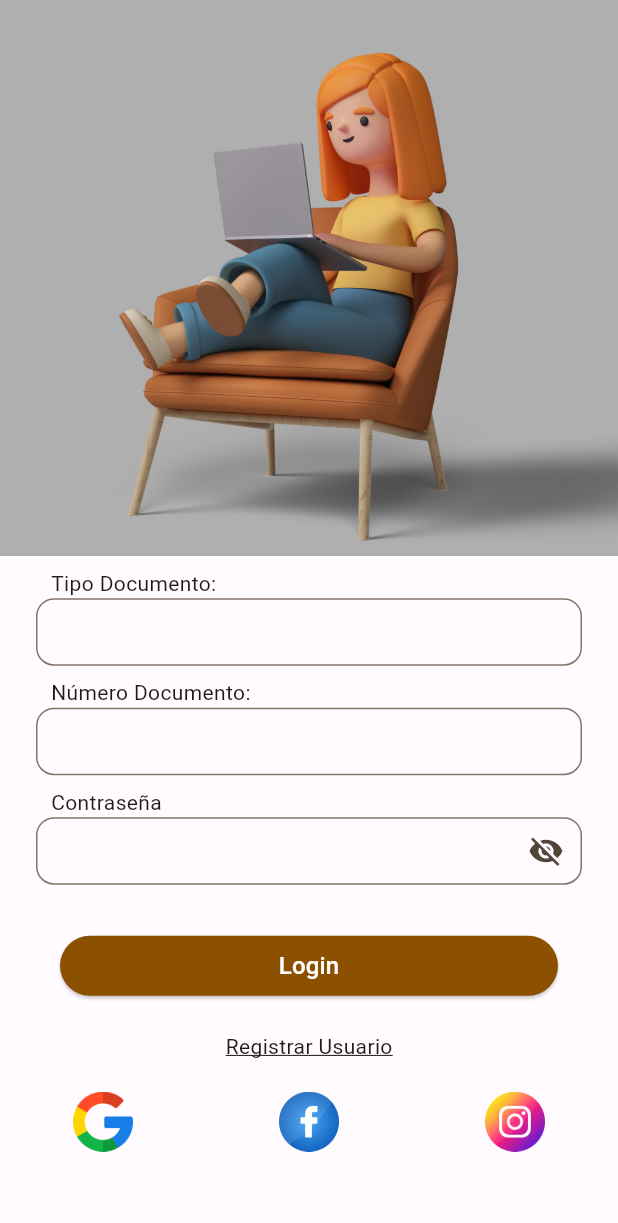
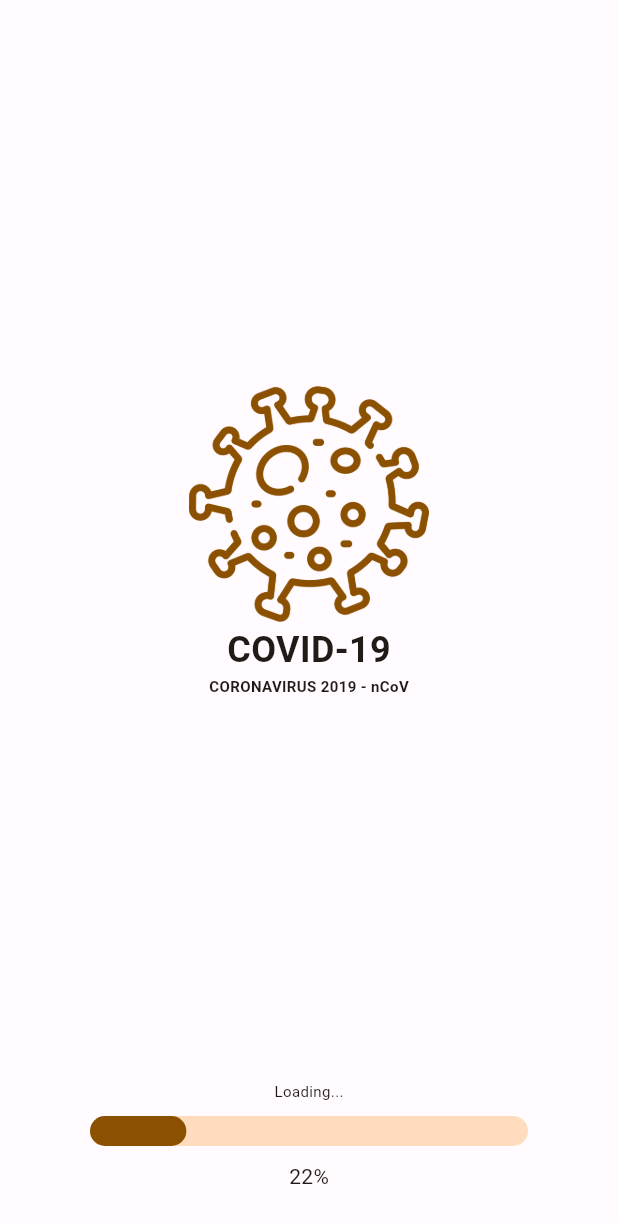
Before and after one commit to LuanSouzaProg/Evertec_Challenge, a Flutter app: the first screen one second after launch, on a phone screen of 412 x 824 dp. Shown: the top 1223 px of the screen. Run offline on Flutter 3.47's test engine with Material 3 defaults, Android fonts, the phone set to English and light mode, and no system bars; our stand-ins replace adaptive_theme, device_info_plus, dio, equatable, flutter_bloc, flutter_modular.

Commit message:
Feature-Splash

```diff
--- a/lib/app/app_module.dart
+++ b/lib/app/app_module.dart
@@ -14,6 +14,7 @@ import 'module/more_details/bloc/more_details_bloc.dart';
 import 'data/repositories/login/login_repository.dart';
 import 'domain/service/login/login_service_impl.dart';
 import 'domain/service/login/login_service.dart';
+import 'module/splash/module/splash_module.dart';
 import 'module/login/module/login_module.dart';
 import 'module/home/module/home_module.dart';
 import 'module/login/bloc/login_bloc.dart';
@@ -37,6 +38,10 @@ class AppModule extends Module {
   void routes(r) {
     r.module(
       '/',
+      module: SplashModule(),
+    );
+    r.module(
+      '/login_module',
       module: LoginModule(),
     );
     r.module(
--- /dev/null
+++ b/lib/app/module/splash/components/splash_loading_component.dart
@@ -0,0 +1,39 @@
+import 'package:flutter/material.dart';
+
+class SplashLoadingComponent extends StatelessWidget {
+  final double progressValue;
+
+  const SplashLoadingComponent({super.key, required this.progressValue});
+
+  @override
+  Widget build(BuildContext context) {
+    return Column(
+      mainAxisAlignment: MainAxisAlignment.center,
+      children: [
+        const Text(
+          'Loading...',
+          style: TextStyle(
+            fontSize: 10,
+          ),
+        ),
+        const SizedBox(height: 10),
+        Padding(
+          padding: const EdgeInsets.symmetric(horizontal: 60),
+          child: LinearProgressIndicator(
+            value: progressValue / 100,
+            minHeight: 20.0,
+            borderRadius: BorderRadius.circular(30),
+          ),
+        ),
+        const SizedBox(height: 10),
+        Text(
+          '${progressValue.toInt()}%',
+          style: const TextStyle(
+            fontSize: 14.0,
+          ),
+        ),
+        const SizedBox(height: 30),
+      ],
+    );
+  }
+}
--- /dev/null
+++ b/lib/app/module/splash/components/splash_logo_component.dart
@@ -0,0 +1,40 @@
+import 'package:flutter/material.dart';
+
+class SplashLogoComponent extends StatelessWidget {
+  const SplashLogoComponent({super.key});
+
+  @override
+  Widget build(BuildContext context) {
+    return Expanded(
+      child: Center(
+        child: Column(
+          mainAxisAlignment: MainAxisAlignment.center,
+          children: [
+            SizedBox(
+              height: 160,
+              width: 160,
+              child: Image.asset(
+                'assets/imgs/coronavirus_splash.png',
+                color: Theme.of(context).colorScheme.primary,
+              ),
+            ),
+            const Text(
+              'COVID-19',
+              style: TextStyle(
+                fontSize: 24,
+                fontWeight: FontWeight.bold,
+              ),
+            ),
+            const Text(
+              'CORONAVIRUS 2019 - nCoV',
+              style: TextStyle(
+                fontSize: 10,
+                fontWeight: FontWeight.bold,
+              ),
+            ),
+          ],
+        ),
+      ),
+    );
+  }
+}
--- /dev/null
+++ b/lib/app/module/splash/module/splash_module.dart
@@ -0,0 +1,10 @@
+import 'package:flutter_modular/flutter_modular.dart';
+
+import '../pages/splash_page.dart';
+
+class SplashModule extends Module {
+  @override
+  void routes(r) {
+    r.child('/', child: (context) => const SplashPage());
+  }
+}
--- /dev/null
+++ b/lib/app/module/splash/pages/splash_page.dart
@@ -0,0 +1,51 @@
+import 'package:flutter_modular/flutter_modular.dart';
+import 'package:flutter/material.dart';
+import 'dart:async';
+
+import '../components/splash_loading_component.dart';
+import '../components/splash_logo_component.dart';
+
+class SplashPage extends StatefulWidget {
+  const SplashPage({super.key});
+
+  @override
+  State<SplashPage> createState() => _SplashPageState();
+}
+
+class _SplashPageState extends State<SplashPage> {
+  double _progressValue = 0.0;
+
+  @override
+  void initState() {
+    startProgress();
+    super.initState();
+  }
+
+  void startProgress() {
+    Timer.periodic(const Duration(milliseconds: 1000 ~/ 25), (Timer timer) {
+      setState(() {
+        if (_progressValue >= 100.0) {
+          timer.cancel();
+          Modular.to.pushReplacementNamed('/login_module');
+        } else {
+          _progressValue += 1.0;
+        }
+      });
+    });
+  }
+
+  @override
+  Widget build(BuildContext context) {
+    return Scaffold(
+      body: Column(
+        mainAxisAlignment: MainAxisAlignment.center,
+        children: [
+          const SplashLogoComponent(),
+          SplashLoadingComponent(
+            progressValue: _progressValue,
+          ),
+        ],
+      ),
+    );
+  }
+}
```
Also changed, not shown: assets/imgs/coronavirus_splash.png (added).
